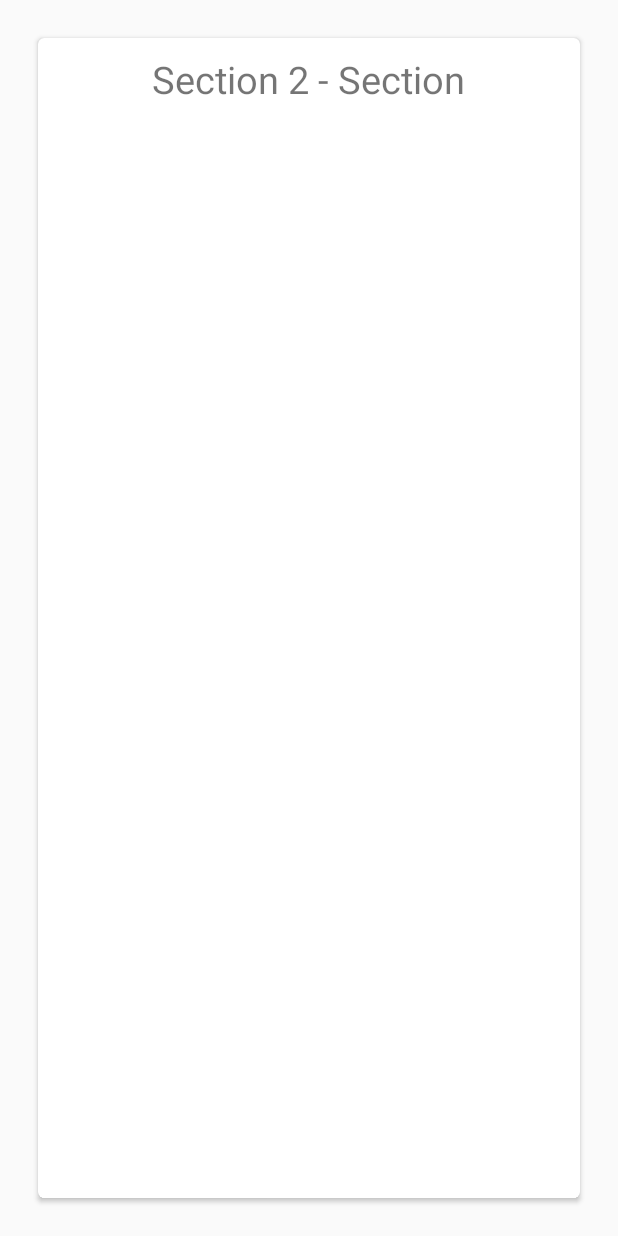
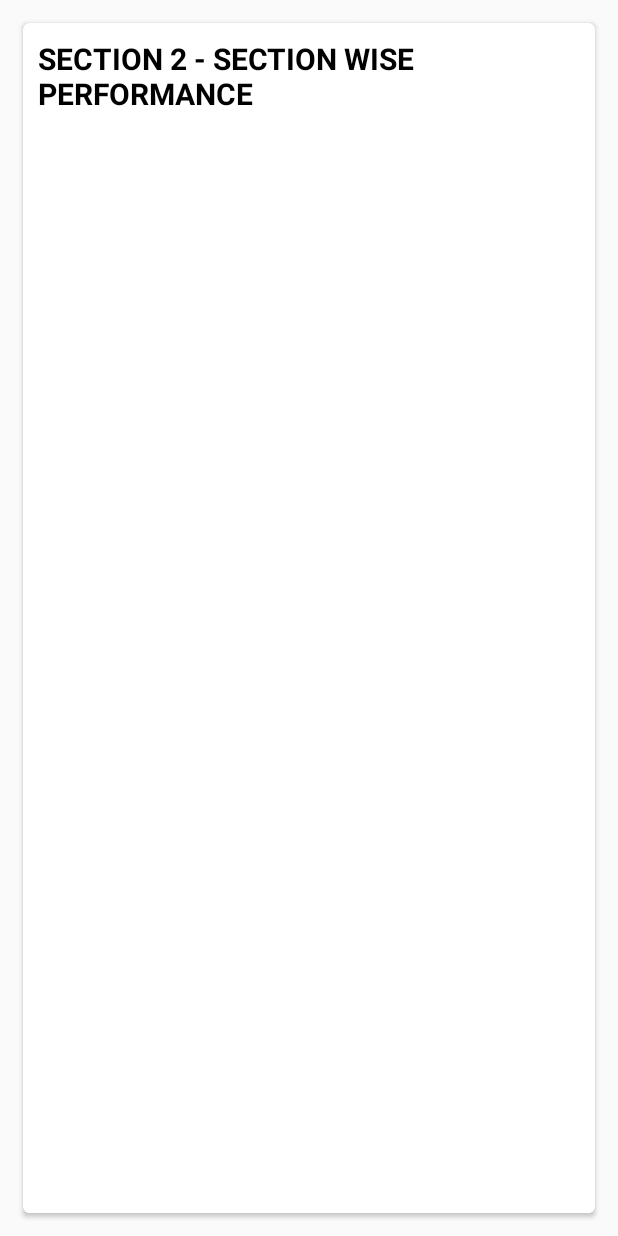
Before and after one commit to diddypod/TestApp, an Android app: the fragment SectionFragment shown on its own in the app's theme, on a phone screen of 412 x 824 dp. Run offline under Robolectric (Android 15) with nearby library versions, the phone set to English and light mode, and no system bars; our stand-ins replace ButterKnife.

```diff
--- a/app/build.gradle
+++ b/app/build.gradle
@@ -22,6 +22,7 @@ def room_version = "1.1.1"
 def support_version = "27.1.1"
 
 dependencies {
+    implementation 'com.github.anastr:speedviewlib:1.2.0'
     implementation "com.github.PhilJay:MPAndroidChart:v3.0.3"
     implementation "com.jakewharton:butterknife:8.8.1"
     annotationProcessor "com.jakewharton:butterknife-compiler:8.8.1"
--- a/app/src/main/AndroidManifest.xml
+++ b/app/src/main/AndroidManifest.xml
@@ -31,7 +31,7 @@
         <activity
             android:name=".result.ResultActivity"
             android:label="See Results"
-            android:parentActivityName=".test.TestActivity" />
+            android:parentActivityName=".LandingActivity" />
     </application>
 
 </manifest>
--- a/app/src/main/java/com/suchit/testapp/result/OverviewFragment.java
+++ b/app/src/main/java/com/suchit/testapp/result/OverviewFragment.java
@@ -6,11 +6,16 @@ import android.view.LayoutInflater;
 import android.view.View;
 import android.view.ViewGroup;
 
+import com.github.anastr.speedviewlib.SpeedView;
 import com.suchit.testapp.R;
 
+import butterknife.BindView;
 import butterknife.ButterKnife;
 
 public class OverviewFragment extends Fragment {
+
+    @BindView(R.id.speedView)
+    SpeedView speedView;
 
     @Override
     public View onCreateView(LayoutInflater inflater, ViewGroup container, Bundle savedInstanceState) {
--- a/app/src/main/res/layout/activity_result.xml
+++ b/app/src/main/res/layout/activity_result.xml
@@ -14,7 +14,9 @@
         android:layout_height="wrap_content"
         android:layout_width="match_parent"
         android:orientation="vertical"
-        android:layout_margin="10dp">
+        android:layout_marginTop="10dp"
+        android:layout_marginStart="20dp"
+        android:layout_marginEnd="20dp">
         <LinearLayout
             android:layout_width="match_parent"
             android:layout_height="wrap_content">
--- a/app/src/main/res/layout/fragment_section.xml
+++ b/app/src/main/res/layout/fragment_section.xml
@@ -6,20 +6,27 @@
     <android.support.v7.widget.CardView
         android:layout_width="match_parent"
         android:layout_height="match_parent"
-        android:layout_margin="25dp"
+        android:layout_margin="15dp"
         app:cardCornerRadius="4dp">
+        <ScrollView
+            android:layout_width="match_parent"
+            android:layout_height="match_parent">
             <LinearLayout
                 android:layout_width="match_parent"
-            android:layout_height="match_parent"
+                android:layout_height="wrap_content"
                 android:layout_margin="10dp"
                 android:orientation="vertical">
                 <TextView
                     android:id="@+id/section_text"
                     android:layout_width="wrap_content"
                     android:layout_height="wrap_content"
-                android:text="Section 2 - Section"
-                android:textSize="25sp"
+                    android:text="Section 2 - Section wise performance"
+                    android:textSize="20sp"
+                    android:textStyle="bold"
+                    android:textAllCaps="true"
+                    android:textColor="@color/black"
                     android:layout_gravity="center"/>
             </LinearLayout>
+        </ScrollView>
     </android.support.v7.widget.CardView>
 </android.support.constraint.ConstraintLayout>
--- a/app/src/main/res/values/colors.xml
+++ b/app/src/main/res/values/colors.xml
@@ -6,4 +6,5 @@
     <color name="blue">#03a9f4</color>
     <color name="darkBlue">#0277bd</color>
     <color name="red">#d50000</color>
+    <color name="green">#64dd17</color>
 </resources>
```
Also changed, not shown: app/src/main/java/com/suchit/testapp/data/Result.java (added, +10 -0 lines), app/src/main/java/com/suchit/testapp/result/ResultActivity.java (+10 -0 lines), app/src/main/java/com/suchit/testapp/test/TestActivity.java (+2 -1 lines), app/src/main/res/layout/fragment_overview.xml (+38 -4 lines), app/src/main/res/layout/fragment_profile.xml (+11 -4 lines), app/src/main/res/layout/fragment_summary.xml (+11 -4 lines). Lines whose indentation alone changed are shown as unchanged.
